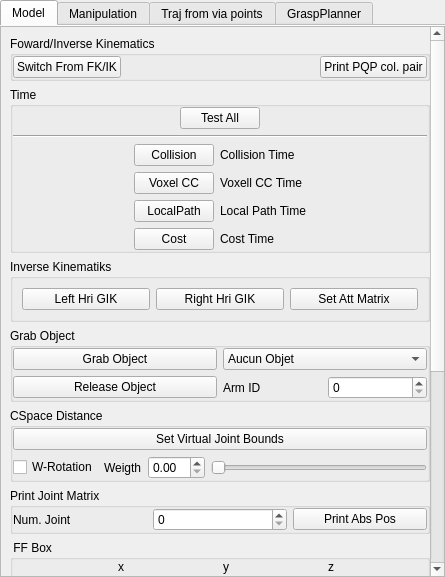
jmainpri/move3d-studio, file src/move3d-qt-gui-libs/src/qtMainInterface/sideWidgets/qtRobot.ui: the form before one commit.
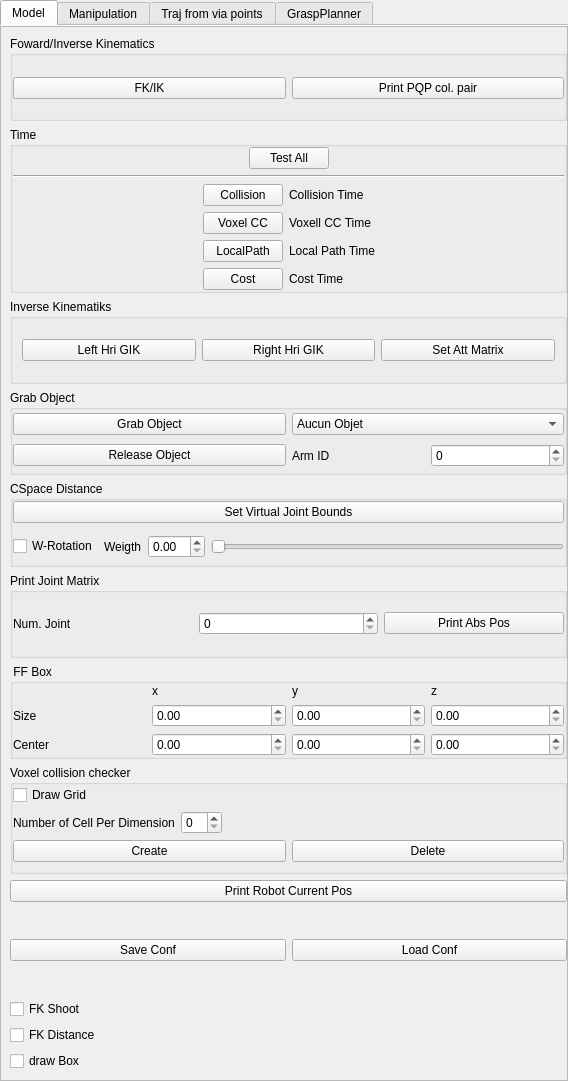
The form after the commit.

Diff of the .ui file:
```diff
--- a/src/move3d-qt-gui-libs/src/qtMainInterface/sideWidgets/qtRobot.ui
+++ b/src/move3d-qt-gui-libs/src/qtMainInterface/sideWidgets/qtRobot.ui
@@ -6,8 +6,8 @@
    <rect>
     <x>0</x>
     <y>0</y>
-    <width>445</width>
-    <height>577</height>
+    <width>568</width>
+    <height>1081</height>
    </rect>
   </property>
   <property name="sizePolicy">
@@ -79,8 +79,8 @@
            <rect>
             <x>0</x>
             <y>0</y>
-            <width>428</width>
-            <height>984</height>
+            <width>566</width>
+            <height>1049</height>
            </rect>
           </property>
           <property name="sizePolicy">
@@ -101,31 +101,27 @@
              <property name="title">
               <string>Foward/Inverse Kinematics</string>
              </property>
-             <layout class="QHBoxLayout" name="horizontalLayout_6">
-              <property name="margin">
+             <layout class="QGridLayout" name="gridLayout_13">
+              <property name="leftMargin">
                <number>0</number>
               </property>
-              <item>
+              <property name="topMargin">
+               <number>3</number>
+              </property>
+              <property name="rightMargin">
+               <number>0</number>
+              </property>
+              <property name="bottomMargin">
+               <number>0</number>
+              </property>
+              <item row="0" column="0">
                <widget class="QPushButton" name="pushButtonSwitchFKIK">
                 <property name="text">
-                 <string>Switch From FK/IK</string>
+                 <string>FK/IK</string>
                 </property>
                </widget>
               </item>
-              <item>
-               <spacer name="horizontalSpacer_2">
-                <property name="orientation">
-                 <enum>Qt::Horizontal</enum>
-                </property>
-                <property name="sizeHint" stdset="0">
-                 <size>
-                  <width>40</width>
-                  <height>20</height>
-                 </size>
-                </property>
-               </spacer>
-              </item>
-              <item>
+              <item row="0" column="1">
                <widget class="QPushButton" name="pushButtonPrintPQPColPair">
                 <property name="text">
                  <string>Print PQP col. pair</string>
```
Left out of the diff: 4 changed lines with no effect on the pictures.
